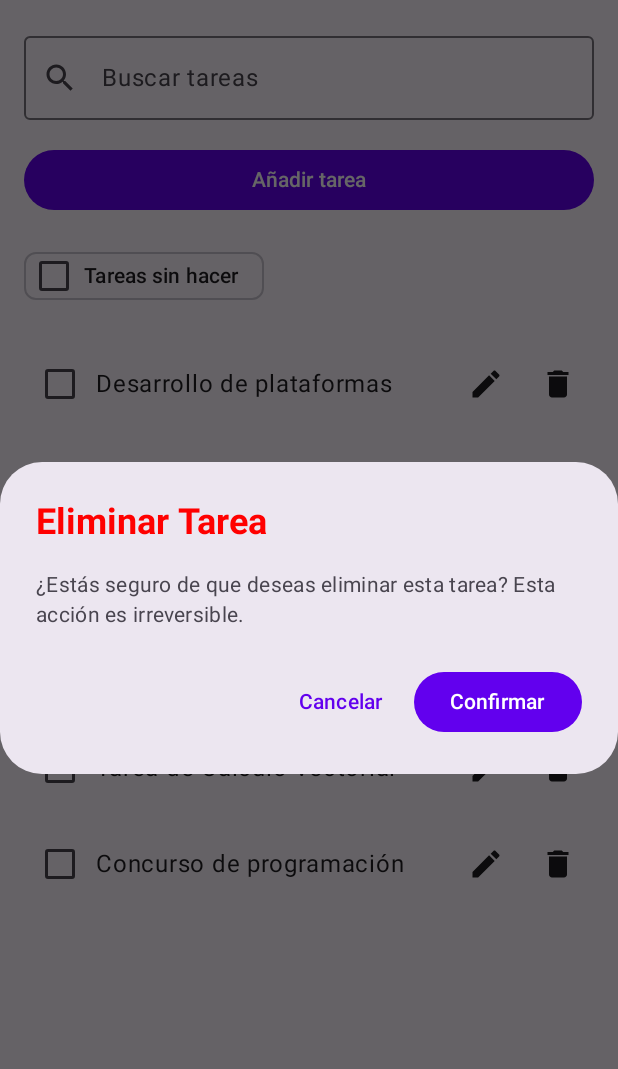
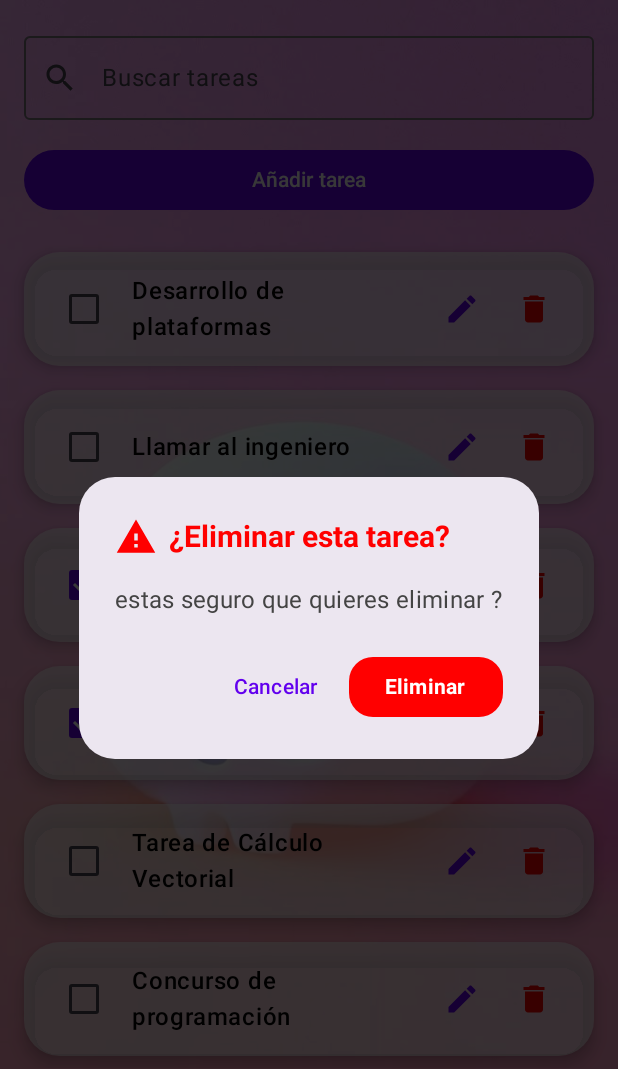
Before and after one commit to EDERANDER/Aplicacion-de-tareas-Android-Studio-Kotlin-Spring-boot, an Android app built with Jetpack Compose: the composable TaskScreen shown on its own in the app's theme, after a tap on "Eliminar", on a phone screen of 412 x 824 dp. Shown: the top 1069 px of the screen. Run offline under Robolectric (Android 15) with nearby library versions, the phone set to English and light mode, and no system bars.

Commit message:
Mejora UI CRUD: fondo con imagen y tarjetas tipo burbuja

```diff
--- a/app/src/main/java/com/unap/aplicaciontareasfinal/ui/theme/crud/ListadoTareas.kt
+++ b/app/src/main/java/com/unap/aplicaciontareasfinal/ui/theme/crud/ListadoTareas.kt
@@ -1,6 +1,7 @@
-
 package com.unap.aplicaciontareasfinal.ui.theme.crud
 
+import androidx.compose.foundation.Image
+import androidx.compose.foundation.background
 import androidx.compose.foundation.layout.*
 import androidx.compose.foundation.lazy.LazyColumn
 import androidx.compose.foundation.lazy.items
@@ -13,59 +14,97 @@ import androidx.compose.runtime.*
 import androidx.compose.ui.Alignment
 import androidx.compose.ui.Modifier
 import androidx.compose.ui.graphics.Color
+import androidx.compose.ui.layout.ContentScale
+import androidx.compose.ui.res.painterResource
 import androidx.compose.ui.text.font.FontWeight
 import androidx.compose.ui.text.input.TextFieldValue
 import androidx.compose.ui.tooling.preview.Preview
 import androidx.compose.ui.unit.dp
+import com.unap.aplicaciontareasfinal.R
 import com.unap.aplicaciontareasfinal.ui.theme.AplicacionTareasFinalTheme
+import androidx.compose.foundation.shape.RoundedCornerShape
+import androidx.compose.material.icons.filled.Warning
+import androidx.compose.ui.unit.sp
+import androidx.compose.animation.*
+import kotlinx.coroutines.launch
+import androidx.compose.runtime.rememberCoroutineScope
+
+
+
+
 
 @OptIn(ExperimentalMaterial3Api::class)
 @Composable
-fun TaskScreen(onAddTaskClicked: () -> Unit, onEditTaskClicked: () -> Unit) {
+
+fun TaskScreen(
+    onAddTaskClicked: () -> Unit,
+    onEditTaskClicked: () -> Unit
+
+) {
+    val snackbarHostState = remember { SnackbarHostState() }
+    val scope = rememberCoroutineScope()
+
     var searchText by remember { mutableStateOf(TextFieldValue("")) }
+
     val tasks = remember {
         mutableStateListOf(
             Task("Desarrollo de plataformas", false),
             Task("Llamar al ingeniero", false),
             Task("Trabajos para la universidad", true),
             Task("Completar la tarea de la semana", true),
-            Task("Tarea de Calculo Vectorial", false),
+            Task("Tarea de Cálculo Vectorial", false),
             Task("Concurso de programación", false)
         )
     }
+
     var taskToDelete by remember { mutableStateOf<Task?>(null) }
 
+    // 🔹 CONTENEDOR CON FONDO
+    Box(modifier = Modifier.fillMaxSize()) {
+
+        // 🔹 IMAGEN DE FONDO
+        Image(
+            painter = painterResource(id = R.drawable.fondo_tareas),
+            contentDescription = "Fondo tareas",
+            modifier = Modifier.fillMaxSize(),
+            contentScale = ContentScale.Crop
+        )
+        SnackbarHost(
+            hostState = snackbarHostState,
+            modifier = Modifier.align(Alignment.BottomCenter)
+        )
+
+
+        // 🔹 CONTENIDO
         Column(
             modifier = Modifier
                 .fillMaxSize()
-            .padding(16.dp)
+                .padding(16.dp),
+            verticalArrangement = Arrangement.Top
         ) {
+
+
         OutlinedTextField(
                 value = searchText,
                 onValueChange = { searchText = it },
                 label = { Text("Buscar tareas") },
-            leadingIcon = { Icon(Icons.Default.Search, contentDescription = "Buscar") },
+                leadingIcon = {
+                    Icon(Icons.Default.Search, contentDescription = "Buscar")
+                },
                 modifier = Modifier.fillMaxWidth()
             )
+
             Spacer(modifier = Modifier.height(16.dp))
+
             Button(
-            onClick = { onAddTaskClicked() },
+                onClick = onAddTaskClicked,
                 modifier = Modifier.fillMaxWidth()
             ) {
                 Text("Añadir tarea")
             }
+
             Spacer(modifier = Modifier.height(16.dp))
-        AssistChip(
-            onClick = { /* TODO */ },
-            label = { Text("Tareas sin hacer") },
-            leadingIcon = {
-                Checkbox(
-                    checked = false,
-                    onCheckedChange = null
-                )
-            }
-        )
-        Spacer(modifier = Modifier.height(16.dp))
+
             LazyColumn {
                 items(tasks) { task ->
                     TaskItem(
@@ -82,18 +121,40 @@ fun TaskScreen(onAddTaskClicked: () -> Unit, onEditTaskClicked: () -> Unit) {
                 }
             }
         }
+    }
 
     if (taskToDelete != null) {
+        Box(
+            modifier = Modifier
+                .fillMaxSize()
+                .background(Color.Black.copy(alpha = 0.45f))
+        )
+
         DeleteConfirmationDialog(
-            title = "Eliminar Tarea",
-            text = "¿Estás seguro de que deseas eliminar esta tarea? Esta acción es irreversible.",
+            title = "¿Eliminar esta tarea?",
+            text = "estas seguro que quieres eliminar ?",
             onConfirm = {
+                val deletedTask = taskToDelete
                 tasks.remove(taskToDelete)
                 taskToDelete = null
+
+                scope.launch {
+                    val result = snackbarHostState.showSnackbar(
+                        message = "Tarea eliminada",
+                        actionLabel = "Deshacer",
+                        duration = SnackbarDuration.Short
+                    )
+
+                    if (result == SnackbarResult.ActionPerformed && deletedTask != null) {
+                        tasks.add(deletedTask)
+                    }
+                }
+
             },
             onDismiss = { taskToDelete = null }
         )
     }
+
 }
 
 @Composable
@@ -103,31 +164,57 @@ fun TaskItem(
     onEditTaskClicked: () -> Unit,
     onDeleteClicked: () -> Unit
 ) {
+    Surface(
+        modifier = Modifier
+            .fillMaxWidth()
+            .padding(vertical = 8.dp),
+        shape = RoundedCornerShape(24.dp),
+        color = Color.White.copy(alpha = 0.60f),
+        shadowElevation = 6.dp
+    ) {
         Row(
             modifier = Modifier
                 .fillMaxWidth()
-            .padding(vertical = 8.dp),
+                .padding(horizontal = 16.dp, vertical = 14.dp),
             verticalAlignment = Alignment.CenterVertically
         ) {
+
             Checkbox(
                 checked = task.isCompleted,
                 onCheckedChange = onTaskCheckedChange
             )
+
+            Spacer(modifier = Modifier.width(8.dp))
+
             Text(
                 text = task.name,
-            modifier = Modifier.weight(1f)
+                modifier = Modifier.weight(1f),
+                fontWeight = FontWeight.SemiBold,
+                color = Color.Black
             )
-        IconButton(onClick = { onEditTaskClicked() }) {
-            Icon(Icons.Default.Edit, contentDescription = "Editar")
+
+            IconButton(onClick = onEditTaskClicked) {
+                Icon(
+                    Icons.Default.Edit,
+                    contentDescription = "Editar",
+                    tint = MaterialTheme.colorScheme.primary
+                )
             }
-        IconButton(onClick = { onDeleteClicked() }) {
-            Icon(Icons.Default.Delete, contentDescription = "Eliminar")
+
+            IconButton(onClick = onDeleteClicked) {
+                Icon(
+                    Icons.Default.Delete,
+                    contentDescription = "Eliminar",
+                    tint = Color.Red
+                )
+            }
         }
     }
 }
 
 data class Task(val name: String, val isCompleted: Boolean)
 
+@OptIn(ExperimentalAnimationApi::class)
 @Composable
 fun DeleteConfirmationDialog(
     title: String,
@@ -135,18 +222,51 @@ fun DeleteConfirmationDialog(
     onConfirm: () -> Unit,
     onDismiss: () -> Unit
 ) {
+    AnimatedVisibility(
+        visible = true,
+        enter = scaleIn(initialScale = 0.8f) + fadeIn(),
+        exit = scaleOut(targetScale = 0.8f) + fadeOut()
+    ) {
         AlertDialog(
             onDismissRequest = onDismiss,
-        title = { Text(text = title, color = Color.Red, fontWeight = FontWeight.Bold) },
-        text = { Text(text = text) },
+            shape = RoundedCornerShape(24.dp),
+
+            title = {
+                Row(verticalAlignment = Alignment.CenterVertically) {
+                    Icon(
+                        imageVector = Icons.Default.Warning,
+                        contentDescription = null,
+                        tint = Color.Red,
+                        modifier = Modifier.size(28.dp)
+                    )
+                    Spacer(modifier = Modifier.width(8.dp))
+                    Text(
+                        text = title,
+                        fontWeight = FontWeight.Bold,
+                        fontSize = 20.sp,
+                        color = Color.Red
+                    )
+                }
+            },
+
+            text = {
+                Text(
+                    text = text,
+                    fontSize = 16.sp,
+                    color = Color.DarkGray
+                )
+            },
+
             confirmButton = {
                 Button(
                     onClick = onConfirm,
-                colors = ButtonDefaults.buttonColors(containerColor = MaterialTheme.colorScheme.primary)
+                    shape = RoundedCornerShape(16.dp),
+                    colors = ButtonDefaults.buttonColors(containerColor = Color.Red)
                 ) {
-                Text("Confirmar")
+                    Text("Eliminar", fontWeight = FontWeight.Bold)
                 }
             },
+
             dismissButton = {
                 TextButton(onClick = onDismiss) {
                     Text("Cancelar")
@@ -154,10 +274,11 @@ fun DeleteConfirmationDialog(
             }
         )
     }
+}
 
 @Preview(showBackground = true)
 @Composable
-fun DefaultPreview() {
+fun PreviewTaskScreen() {
     AplicacionTareasFinalTheme {
         TaskScreen(onAddTaskClicked = {}, onEditTaskClicked = {})
     }
```
Also changed, not shown: app/src/main/res/drawable/fondo_tareas.png (added). Lines whose indentation alone changed are shown as unchanged.
